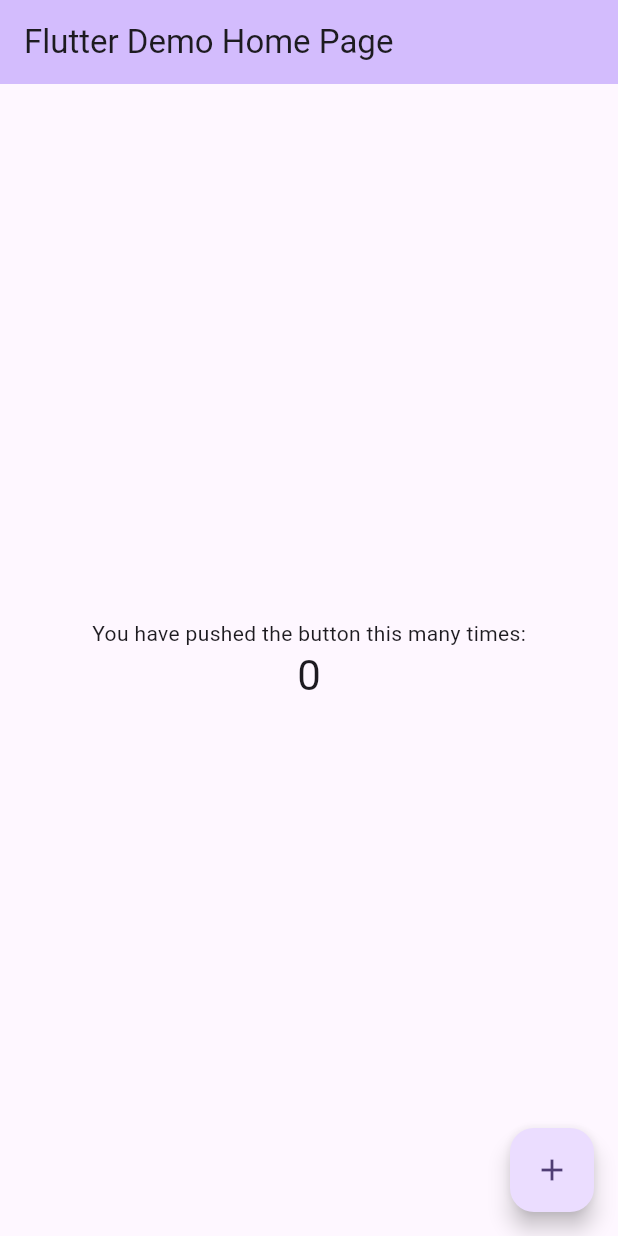
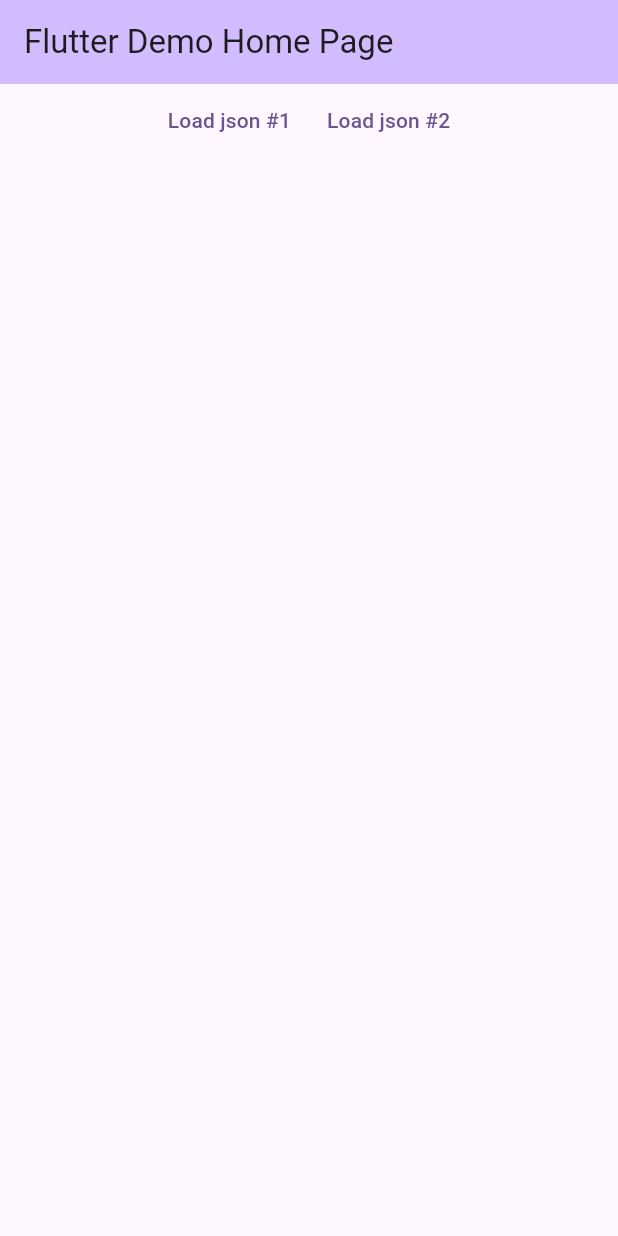
Before and after one commit to DwMichael/first_block_app, a Flutter app: the screen it shows after launch, on a phone screen of 412 x 824 dp. Run offline on Flutter 3.47's test engine with Material 2 defaults, Android fonts, the phone set to English and light mode, and no system bars; our stand-ins replace bloc, flutter_bloc.

```diff
--- a/lib/main.dart
+++ b/lib/main.dart
@@ -1,4 +1,15 @@
+import 'dart:convert';
+import 'dart:io';
+
 import 'package:flutter/material.dart';
+import 'package:bloc/bloc.dart';
+import 'package:flutter_bloc/flutter_bloc.dart';
+
+import 'dart:developer' as devtools show log;
+
+extension Log on Object {
+  void log() => devtools.log(toString());
+}
 
 void main() {
   runApp(const MyApp());
@@ -15,54 +26,177 @@ class MyApp extends StatelessWidget {
         colorScheme: ColorScheme.fromSeed(seedColor: Colors.deepPurple),
         useMaterial3: true,
       ),
-      home: const MyHomePage(title: 'Flutter Demo Home Page'),
+      debugShowCheckedModeBanner: false,
+      home: BlocProvider(
+        create: (_) => PersonsBloc(),
+        child: const MyHomePage(title: 'Flutter Demo Home Page'),
+      ),
     );
   }
 }
 
-class MyHomePage extends StatefulWidget {
+@immutable
+abstract class LoadAction {
+  const LoadAction();
+}
+
+@immutable
+class LoadPersonsAction implements LoadAction {
+  final PersonUrl url;
+
+  const LoadPersonsAction({required this.url}) : super();
+}
+
+@immutable
+class Person {
+  final String name;
+  final int age;
+
+  const Person({
+    required this.name,
+    required this.age,
+  });
+
+  Person.fromJason(Map<String, dynamic> json)
+      : name = json['name'] as String,
+        age = json['age'] as int;
+}
+
+enum PersonUrl {
+  persons1,
+  persons2,
+}
+
+extension UrlString on PersonUrl {
+  String get urlString {
+    switch (this) {
+      case PersonUrl.persons1:
+        return 'http://127.0.0.1:5500/api/persons1.json';
+      case PersonUrl.persons2:
+        return 'http://127.0.0.1:5500/api/persons2.json';
+    }
+  }
+}
+
+Future<List<Person>> getPersons(String url) => HttpClient()
+    .getUrl(Uri.parse(url))
+    .then((req) => req.close())
+    .then((resp) => resp.transform(utf8.decoder).join())
+    .then((str) => json.decode(str) as List<dynamic>)
+    .then((list) => list.map((e) => Person.fromJason(e)).toList());
+
+@immutable
+class FetchResult {
+  final Iterable<Person> persons;
+  final bool isRetrievedFromCache;
+
+  const FetchResult({
+    required this.persons,
+    required this.isRetrievedFromCache,
+  });
+
+  @override
+  String toString() =>
+      'FetchResult (isRetrivedFromCache = $isRetrievedFromCache, persons = $persons)';
+}
+
+class PersonsBloc extends Bloc<LoadAction, FetchResult?> {
+  final Map<PersonUrl, Iterable<Person>> _cache = {};
+  PersonsBloc() : super(null) {
+    on<LoadPersonsAction>(
+      (event, emit) async {
+        final url = event.url;
+        if (_cache.containsKey(url)) {
+          //we have the value in cache
+          final cachedPersons = _cache[url]!;
+          final result =
+              FetchResult(persons: cachedPersons, isRetrievedFromCache: true);
+          emit(result);
+        } else {
+          final persons = await getPersons(url.urlString);
+          _cache[url] = persons;
+          final result = FetchResult(
+            persons: persons,
+            isRetrievedFromCache: false,
+          );
+          emit(result);
+        }
+      },
+    );
+  }
+}
+
+extension Subscript<T> on Iterable<T> {
+  T? operator [](int index) => length > index ? elementAt(index) : null;
+}
+
+class MyHomePage extends StatelessWidget {
   const MyHomePage({super.key, required this.title});
 
   final String title;
 
   @override
-  State<MyHomePage> createState() => _MyHomePageState();
-}
-
-class _MyHomePageState extends State<MyHomePage> {
-  int _counter = 0;
-
-  void _incrementCounter() {
-    setState(() {
-      _counter++;
-    });
-  }
-
-  @override
   Widget build(BuildContext context) {
+    late final Bloc block;
     return Scaffold(
       appBar: AppBar(
         backgroundColor: Theme.of(context).colorScheme.inversePrimary,
-        title: Text(widget.title),
+        title: Text(title),
       ),
-      body: Center(
-        child: Column(
+      body: Column(
+        crossAxisAlignment: CrossAxisAlignment.center,
+        mainAxisAlignment: MainAxisAlignment.start,
+        children: [
+          Row(
+            crossAxisAlignment: CrossAxisAlignment.center,
             mainAxisAlignment: MainAxisAlignment.center,
-          children: <Widget>[
-            const Text(
-              'You have pushed the button this many times:',
+            children: [
+              TextButton(
+                onPressed: () {
+                  context.read<PersonsBloc>().add(
+                        const LoadPersonsAction(
+                          url: PersonUrl.persons1,
                         ),
-            Text(
-              '$_counter',
-              style: Theme.of(context).textTheme.headlineMedium,
+                      );
+                },
+                child: const Text('Load json #1'),
+              ),
+              TextButton(
+                onPressed: () {
+                  context.read<PersonsBloc>().add(
+                        const LoadPersonsAction(
+                          url: PersonUrl.persons2,
+                        ),
+                      );
+                },
+                child: const Text('Load json #2'),
               ),
             ],
           ),
+          BlocBuilder<PersonsBloc, FetchResult?>(
+            buildWhen: (previousResult, currentResult) {
+              return previousResult?.persons != currentResult?.persons;
+            },
+            builder: (context, fetchResult) {
+              fetchResult?.log();
+              final persons = fetchResult?.persons;
+              if (persons == null) {
+                return const SizedBox();
+              }
+              return Expanded(
+                child: ListView.builder(
+                  itemCount: persons.length,
+                  itemBuilder: (context, index) {
+                    final person = persons[index]!;
+                    return ListTile(
+                      title: Text(person.name),
+                    );
+                  },
                 ),
-      floatingActionButton: FloatingActionButton(
-        onPressed: _incrementCounter,
-        tooltip: 'Increment',
-        child: const Icon(Icons.add),
+              );
+            },
+          )
+        ],
       ),
     );
   }
```
Also changed, not shown: api/persons1.json (added, +22 -0 lines), api/persons2.json (added, +22 -0 lines). Lines whose indentation alone changed are shown as unchanged.
